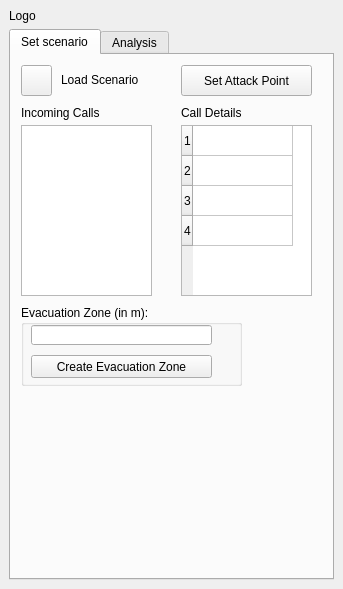
The window that Evacu8/Evacu8/Evacu8_dockwidget_base.ui (fhb1990/GEO1005) describes before a commit, drawn with Qt 5.
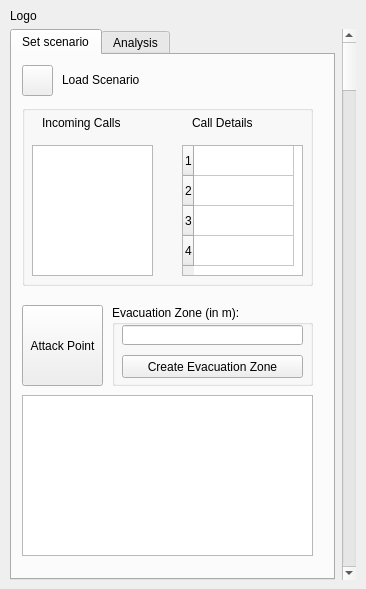
The same window after the commit.

Diff of the .ui file:
```diff
--- a/Evacu8/Evacu8/Evacu8_dockwidget_base.ui
+++ b/Evacu8/Evacu8/Evacu8_dockwidget_base.ui
@@ -6,7 +6,7 @@
    <rect>
     <x>0</x>
     <y>0</y>
-    <width>343</width>
+    <width>366</width>
     <height>589</height>
    </rect>
   </property>
@@ -52,19 +52,6 @@
        <attribute name="title">
         <string>Set scenario</string>
        </attribute>
-       <widget class="QPushButton" name="set_pt">
-        <property name="geometry">
-         <rect>
-          <x>170</x>
-          <y>10</y>
-          <width>131</width>
-          <height>31</height>
-         </rect>
-        </property>
-        <property name="text">
-         <string>Set Attack Point</string>
-        </property>
-       </widget>
        <widget class="QPushButton" name="load_scen">
         <property name="geometry">
          <rect>
@@ -91,72 +78,12 @@
          <string>Load Scenario</string>
         </property>
        </widget>
-       <widget class="QListWidget" name="scen_list">
-        <property name="geometry">
-         <rect>
-          <x>10</x>
-          <y>70</y>
-          <width>131</width>
-          <height>171</height>
-         </rect>
-        </property>
-       </widget>
-       <widget class="QTableWidget" name="scen_details">
-        <property name="geometry">
-         <rect>
-          <x>170</x>
-          <y>70</y>
-          <width>131</width>
-          <height>171</height>
-         </rect>
-        </property>
-        <property name="rowCount">
-         <number>4</number>
-        </property>
-        <property name="columnCount">
-         <number>1</number>
-        </property>
-        <attribute name="horizontalHeaderVisible">
-         <bool>false</bool>
-        </attribute>
-        <row/>
-        <row/>
-        <row/>
-        <row/>
-        <column/>
-       </widget>
-       <widget class="QLabel" name="label_2">
-        <property name="geometry">
-         <rect>
-          <x>10</x>
-          <y>50</y>
-          <width>91</width>
-          <height>16</height>
-         </rect>
-        </property>
-        <property name="text">
-         <string>Incoming Calls</string>
-        </property>
-       </widget>
-       <widget class="QLabel" name="label_3">
-        <property name="geometry">
-         <rect>
-          <x>170</x>
-          <y>50</y>
-          <width>91</width>
-          <height>16</height>
-         </rect>
-        </property>
-        <property name="text">
-         <string>Call Details</string>
-        </property>
-       </widget>
        <widget class="QGroupBox" name="groupBox">
         <property name="geometry">
          <rect>
-          <x>10</x>
+          <x>100</x>
           <y>250</y>
-          <width>221</width>
+          <width>201</width>
           <height>81</height>
          </rect>
         </property>
@@ -202,6 +129,102 @@
          </property>
         </widget>
        </widget>
+       <widget class="QPushButton" name="set_pt">
+        <property name="geometry">
+         <rect>
+          <x>10</x>
+          <y>250</y>
+          <width>81</width>
+          <height>81</height>
+         </rect>
+        </property>
+        <property name="text">
+         <string>Attack Point</string>
+        </property>
+       </widget>
+       <widget class="QGroupBox" name="groupBox_2">
+        <property name="geometry">
+         <rect>
+          <x>10</x>
+          <y>50</y>
+          <width>291</width>
+          <height>181</height>
+         </rect>
+        </property>
+        <property name="title">
+         <string/>
+        </property>
+        <widget class="QListWidget" name="scen_list">
+         <property name="geometry">
+          <rect>
+           <x>10</x>
+           <y>40</y>
+           <width>121</width>
+           <height>131</height>
+          </rect>
+         </property>
+        </widget>
+        <widget class="QTableWidget" name="scen_details">
+         <property name="geometry">
+          <rect>
+           <x>160</x>
+           <y>40</y>
+           <width>121</width>
+           <height>131</height>
+          </rect>
+         </property>
+         <property name="rowCount">
+          <number>4</number>
+         </property>
+         <property name="columnCount">
+          <number>1</number>
+         </property>
+         <attribute name="horizontalHeaderVisible">
+          <bool>false</bool>
+         </attribute>
+         <row/>
+         <row/>
+         <row/>
+         <row/>
+         <column/>
+        </widget>
+        <widget class="QLabel" name="label_2">
+         <property name="geometry">
+          <rect>
+           <x>20</x>
+           <y>10</y>
+           <width>91</width>
+           <height>16</height>
+          </rect>
+         </property>
+         <property name="text">
+          <string>Incoming Calls</string>
+         </property>
+        </widget>
+        <widget class="QLabel" name="label_3">
+         <property name="geometry">
+          <rect>
+           <x>170</x>
+           <y>10</y>
+           <width>91</width>
+           <height>16</height>
+          </rect>
+         </property>
+         <property name="text">
+          <string>Call Details</string>
+         </property>
+        </widget>
+       </widget>
+       <widget class="QTextEdit" name="textEdit">
+        <property name="geometry">
+         <rect>
+          <x>10</x>
+          <y>340</y>
+          <width>291</width>
+          <height>161</height>
+         </rect>
+        </property>
+       </widget>
       </widget>
       <widget class="QWidget" name="tab_2">
        <attribute name="title">
@@ -411,6 +434,13 @@
       </widget>
      </widget>
     </item>
+    <item row="1" column="1">
+     <widget class="QScrollBar" name="verticalScrollBar">
+      <property name="orientation">
+       <enum>Qt::Vertical</enum>
+      </property>
+     </widget>
+    </item>
    </layout>
   </widget>
  </widget>
```
